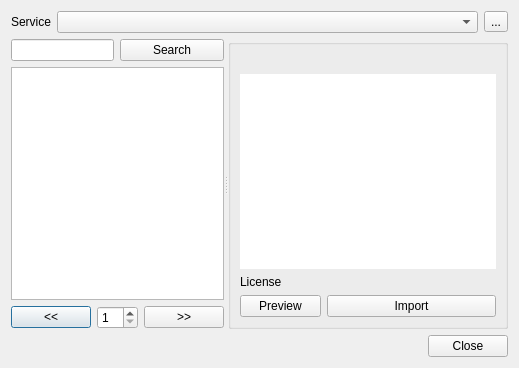
This is src/ui/freesound_ui.ui in KDE/kdenlive as Qt 5 draws it before an edit. The edited form follows.
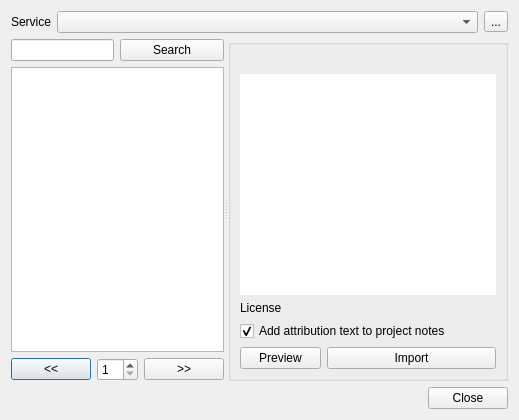
This is the edited form. Custom widgets are drawn as their Qt base class.

Commit message: Improve and fix ressource manager, add option to add license attribution to project notes

Diff of the .ui file:
```diff
--- a/src/ui/freesound_ui.ui
+++ b/src/ui/freesound_ui.ui
@@ -7,7 +7,7 @@
     <x>0</x>
     <y>0</y>
     <width>519</width>
-    <height>368</height>
+    <height>420</height>
    </rect>
   </property>
   <property name="windowTitle">
@@ -131,20 +131,6 @@
        <string/>
       </property>
       <layout class="QGridLayout" name="gridLayout">
-       <item row="5" column="1" colspan="2">
-        <widget class="QPushButton" name="button_import">
-         <property name="text">
-          <string>Import</string>
-         </property>
-        </widget>
-       </item>
-       <item row="5" column="0">
-        <widget class="QPushButton" name="button_preview">
-         <property name="text">
-          <string>Preview</string>
-         </property>
-        </widget>
-       </item>
        <item row="4" column="1" colspan="2">
         <widget class="KUrlLabel" name="item_license">
          <property name="text">
@@ -171,6 +157,27 @@
          </property>
         </widget>
        </item>
+       <item row="6" column="1" colspan="2">
+        <widget class="QPushButton" name="button_import">
+         <property name="text">
+          <string>Import</string>
+         </property>
+        </widget>
+       </item>
+       <item row="0" column="0" rowspan="2" colspan="3">
+        <widget class="QLabel" name="GifLabel">
+         <property name="text">
+          <string/>
+         </property>
+        </widget>
+       </item>
+       <item row="6" column="0">
+        <widget class="QPushButton" name="button_preview">
+         <property name="text">
+          <string>Preview</string>
+         </property>
+        </widget>
+       </item>
        <item row="4" column="0">
         <widget class="QLabel" name="label">
          <property name="text">
@@ -178,10 +185,16 @@
          </property>
         </widget>
        </item>
-       <item row="0" column="0" rowspan="2" colspan="3">
-        <widget class="QLabel" name="GifLabel">
+       <item row="5" column="0" colspan="3">
+        <widget class="QCheckBox" name="cb_licenseTitle">
          <property name="text">
-          <string/>
+          <string>Add attribution text to project notes</string>
+         </property>
+         <property name="checked">
+          <bool>true</bool>
+         </property>
+         <property name="tristate">
+          <bool>false</bool>
          </property>
         </widget>
        </item>
```
The commit also changes 15 other files.
